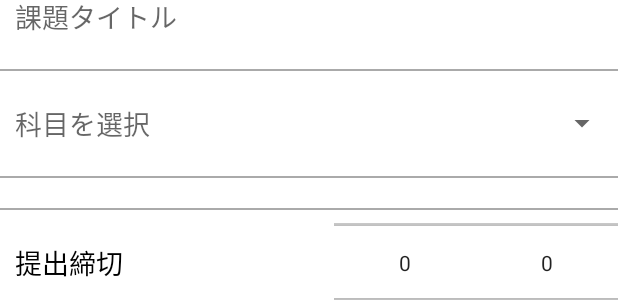
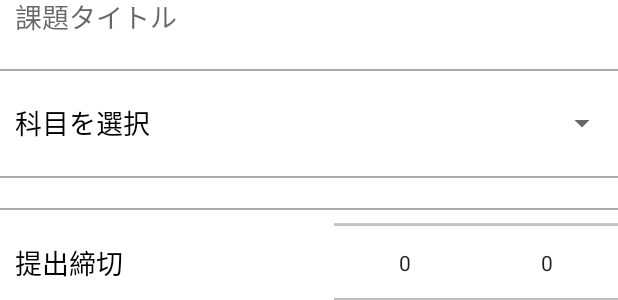
Before and after one commit to mercy34mercy/hakadorikun, an Android app: the layout activity_page7_re.xml on its own in the app's theme, with its tools: preview values and no code run, on a phone screen of 412 x 824 dp. Shown: the part 173-473 px from the top of the screen. Run offline under Robolectric (Android 15) with nearby library versions, the phone set to English and light mode, and no system bars.

Commit message:
no past page7_re

```diff
--- a/app/src/main/res/layout/activity_page7_re.xml
+++ b/app/src/main/res/layout/activity_page7_re.xml
@@ -121,9 +121,11 @@
                     android:background="#00000000"
                     android:ems="10"
                     android:gravity="center|left"
-                    android:hint="科目を選択"
                     android:inputType="textPersonName"
                     android:paddingLeft="10dp"
+                    android:text="科目を選択"
+                    android:textColor="#000000"
+                    android:textColorHint="#000000"
                     android:textSize="18sp"
                     app:backgroundTint="#00000000" />
 
```
